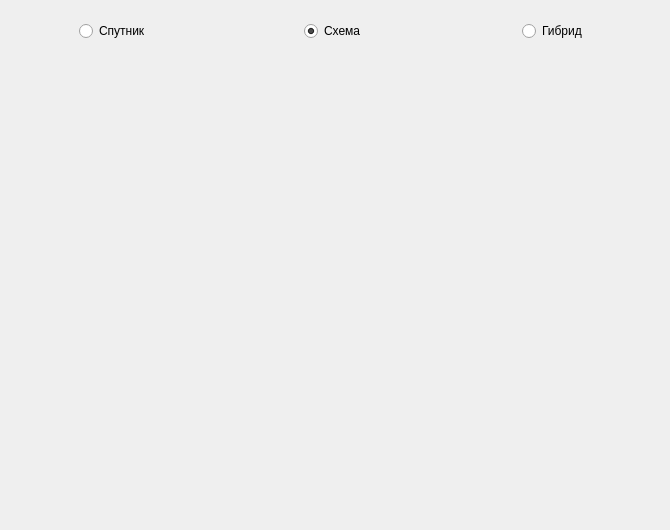
Above: main.ui from pro100kamil/maps_api before the change. Below: the same form after it.
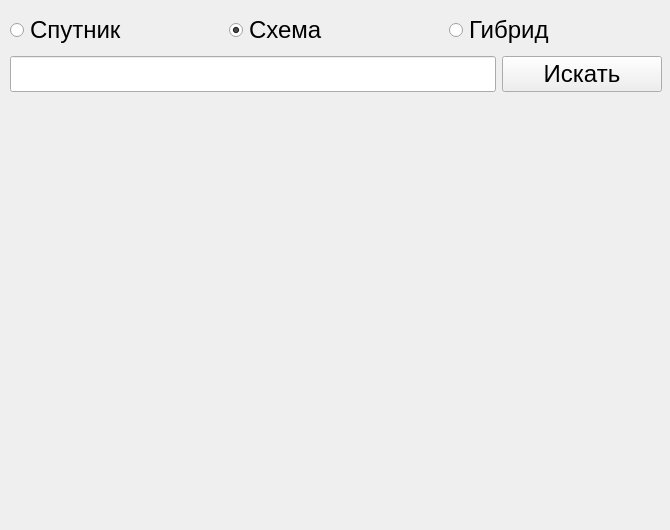
That is the form after the change.

```diff
--- a/main.ui
+++ b/main.ui
@@ -22,14 +22,37 @@
     <height>530</height>
    </size>
   </property>
+  <property name="maximumSize">
+   <size>
+    <width>700</width>
+    <height>600</height>
+   </size>
+  </property>
+  <property name="font">
+   <font>
+    <pointsize>18</pointsize>
+   </font>
+  </property>
   <property name="windowTitle">
-   <string>MainWindow</string>
+   <string>Карты</string>
+  </property>
+  <property name="styleSheet">
+   <string notr="true"/>
   </property>
   <widget class="QWidget" name="centralwidget">
+   <widget class="QWidget" name="">
+    <property name="geometry">
+     <rect>
+      <x>10</x>
+      <y>10</y>
+      <width>652</width>
+      <height>546</height>
+     </rect>
+    </property>
    <layout class="QVBoxLayout" name="verticalLayout">
     <item>
-     <layout class="QHBoxLayout" name="r_buttons">
-      <item alignment="Qt::AlignHCenter">
+      <layout class="QHBoxLayout" name="horizontalLayout">
+       <item>
        <widget class="QRadioButton" name="rb_sat">
         <property name="focusPolicy">
          <enum>Qt::NoFocus</enum>
@@ -45,7 +68,7 @@
         </attribute>
        </widget>
       </item>
-      <item alignment="Qt::AlignHCenter">
+       <item>
        <widget class="QRadioButton" name="rb_map">
         <property name="focusPolicy">
          <enum>Qt::NoFocus</enum>
@@ -61,7 +84,7 @@
         </attribute>
        </widget>
       </item>
-      <item alignment="Qt::AlignHCenter">
+       <item>
        <widget class="QRadioButton" name="rb_hybrid">
         <property name="focusPolicy">
          <enum>Qt::NoFocus</enum>
@@ -76,7 +99,27 @@
       </item>
      </layout>
     </item>
-    <item alignment="Qt::AlignHCenter">
+     <item>
+      <layout class="QHBoxLayout" name="horizontalLayout_2">
+       <item>
+        <widget class="QLineEdit" name="input_toponym"/>
+       </item>
+       <item>
+        <widget class="QPushButton" name="search_btn">
+         <property name="minimumSize">
+          <size>
+           <width>160</width>
+           <height>0</height>
+          </size>
+         </property>
+         <property name="text">
+          <string>Искать</string>
+         </property>
+        </widget>
+       </item>
+      </layout>
+     </item>
+     <item>
      <widget class="QLabel" name="image">
       <property name="sizePolicy">
        <sizepolicy hsizetype="Fixed" vsizetype="Fixed">
@@ -102,6 +145,7 @@
      </widget>
     </item>
    </layout>
+   </widget>
   </widget>
  </widget>
  <resources/>
```
Lines whose indentation alone changed are shown as unchanged.
